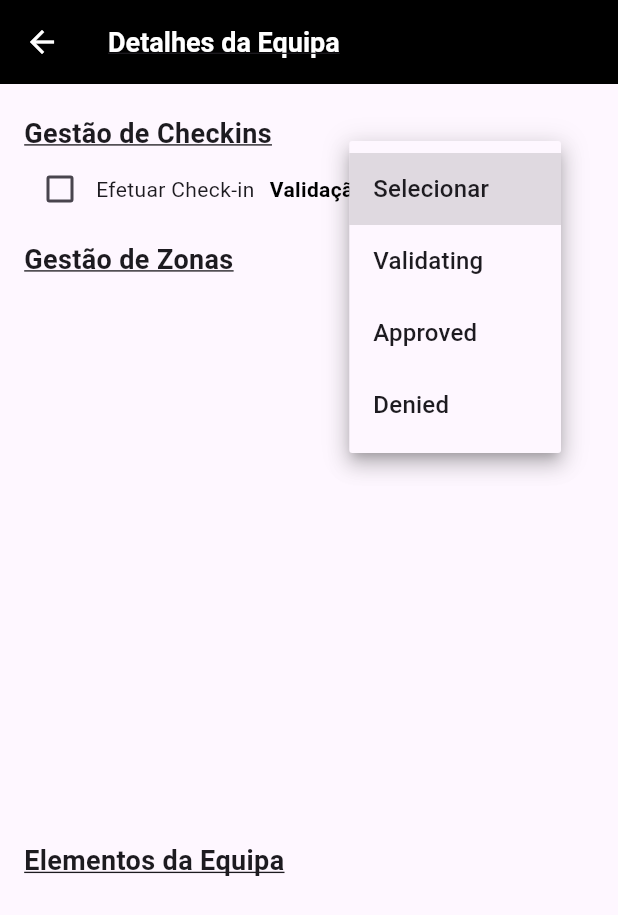
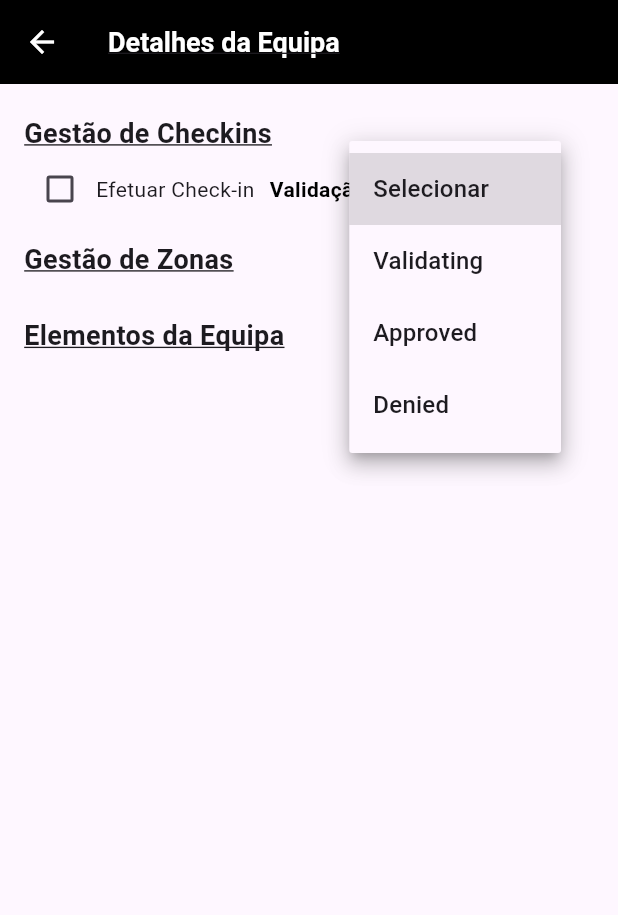
Before and after one commit to CasualBear/casualbear_backoffice, a Flutter app: the TeamDetails screen opened directly with empty values, after a tap on the "arrow drop down" icon, on a phone screen of 412 x 824 dp. Shown: the top 915 px of the screen. Run offline on Flutter 3.47's test engine with Material 2 defaults, Android fonts, the phone set to English and light mode, and no system bars; our stand-ins replace bloc, dio, flutter_bloc, flutter_colorpicker, jwt_decoder; missing offline and left inert: dart:html, location_picker_flutter_map; network calls fail; statements that could not run were skipped.

Commit message:
fixed warnings

```diff
--- a/lib/network/services/api_error.dart
+++ b/lib/network/services/api_error.dart
@@ -13,5 +13,5 @@ class ApiError implements Exception {
 
   Map<String, dynamic> toJson() => _$ApiErrorToJson(this);
 
-  static String get defaultErrorMessage => 'Something went wrong.'; // TODO: Revise copy?
+  static String get defaultErrorMessage => 'Something went wrong.';
 }
--- a/lib/repositories/event_repository.dart
+++ b/lib/repositories/event_repository.dart
@@ -1,7 +1,6 @@
 import 'dart:convert';
 
 import 'package:casualbear_backoffice/network/models/event.dart';
-import 'package:casualbear_backoffice/network/models/score.dart';
 import 'package:casualbear_backoffice/network/models/team.dart';
 import 'package:casualbear_backoffice/network/services/api_service.dart';
 import '../network/services/api_error.dart';
@@ -18,7 +17,7 @@ class EventRepository {
     try {
       var url = Uri.parse("https://casuabearapi.herokuapp.com/api/event/upload-event");
       var request = http.MultipartRequest("POST", url);
-      request.files.add(await http.MultipartFile.fromBytes('iconFile', selectedFile,
+      request.files.add(http.MultipartFile.fromBytes('iconFile', selectedFile,
           contentType: MediaType('application', 'json'), filename: "icon"));
 
       request.fields['name'] = name; // Add name field
@@ -83,7 +82,6 @@ class EventRepository {
       var teams = teamDataList.map((teamData) => Team.fromJson(teamData)).toList();
       return teams;
     } catch (e) {
-      print(e);
       rethrow;
     }
   }
--- a/lib/screens/authentication/cubit/authentication_cubit.dart
+++ b/lib/screens/authentication/cubit/authentication_cubit.dart
@@ -15,7 +15,6 @@ class AuthenticationCubit extends Cubit<AuthenticationState> {
       saveToken(response);
       emit(AuthenticationLoaded());
     } catch (e) {
-      print(e);
       emit(AuthenticationError());
     }
   }
--- a/lib/screens/authentication/login_screen.dart
+++ b/lib/screens/authentication/login_screen.dart
@@ -79,7 +79,7 @@ class _LoginFormState extends State<LoginForm> {
                   Navigator.pushReplacement<void, void>(
                     context,
                     MaterialPageRoute<void>(
-                      builder: (BuildContext context) => MainScreen(),
+                      builder: (BuildContext context) => const MainScreen(),
                     ),
                   );
                 } else if (state is AuthenticationError) {
--- a/lib/screens/events/map_screen.dart
+++ b/lib/screens/events/map_screen.dart
@@ -13,7 +13,7 @@ class MapScreen extends StatelessWidget {
           title: const Text('Select Location'),
         ),
         body: FlutterLocationPicker(
-            initPosition: LatLong(23, 89),
+            initPosition: const LatLong(23, 89),
             selectLocationButtonStyle: ButtonStyle(
               backgroundColor: MaterialStateProperty.all(Colors.blue),
             ),
@@ -24,7 +24,6 @@ class MapScreen extends StatelessWidget {
             minZoomLevel: 5,
             maxZoomLevel: 16,
             trackMyPosition: true,
-            onError: (e) => print(e),
             onPicked: (pickedData) {
               onAddressPicked(pickedData.latLong.latitude, pickedData.latLong.longitude, pickedData.address);
             }));
--- a/lib/screens/events/team_details.dart
+++ b/lib/screens/events/team_details.dart
@@ -112,20 +112,19 @@ class _TeamDetailsState extends State<TeamDetails> {
                   ),
                 ),
                 const SizedBox(height: 5),
-                SizedBox(
-                  height: 350,
-                  child: ListView.builder(
-                      shrinkWrap: true, // Add this line
-                      physics: const NeverScrollableScrollPhysics(), // Add this line
-                      itemCount: zones.length,
-                      itemBuilder: (context, index) {
-                        return Card(
+                Column(
+                  children: [
+                    for (int index = 0; index < zones.length; index++)
+                      Card(
                         child: SwitchListTile(
                           tileColor: Colors.white,
                           title: Column(
                             mainAxisAlignment: MainAxisAlignment.start,
                             crossAxisAlignment: CrossAxisAlignment.start,
-                              children: [Text(zones[index].name), const Divider()],
+                            children: [
+                              Text(zones[index].name),
+                              const Divider(),
+                            ],
                           ),
                           value: zones[index].active,
                           onChanged: (bool value) {
@@ -136,8 +135,8 @@ class _TeamDetailsState extends State<TeamDetails> {
                             BlocProvider.of<TeamCubit>(context).updateZonesByTeam(zones, widget.team.id.toString());
                           },
                         ),
-                        );
-                      }),
+                      ),
+                  ],
                 ),
                 const SizedBox(height: 20),
                 const Text(
@@ -150,20 +149,11 @@ class _TeamDetailsState extends State<TeamDetails> {
                 ),
                 const SizedBox(height: 20),
                 Padding(
-                  padding: const EdgeInsets.only(left: 10, right: 10, bottom: 300),
-                  child: SizedBox(
-                      height: widget.team.members?.length == 2
-                          ? 500
-                          : widget.team.members?.length == 3
-                              ? 700
-                              : widget.team.members?.length == 4
-                                  ? 900
-                                  : 900,
-                      child: ListView.builder(
-                        itemCount: widget.team.members?.length,
-                        itemBuilder: (BuildContext context, int index) {
-                          final teamMember = widget.team.members?[index];
-                          return Card(
+                  padding: const EdgeInsets.only(left: 10, right: 10, bottom: 30),
+                  child: Column(
+                    children: [
+                      for (int index = 0; index < (widget.team.members?.length ?? 0); index++)
+                        Card(
                           color: Colors.white,
                           shape: RoundedRectangleBorder(
                             borderRadius: BorderRadius.circular(10),
@@ -174,7 +164,7 @@ class _TeamDetailsState extends State<TeamDetails> {
                               crossAxisAlignment: CrossAxisAlignment.start,
                               children: [
                                 Visibility(
-                                    visible: teamMember?.isCaptain ?? false,
+                                  visible: widget.team.members?[index].isCaptain ?? false,
                                   child: const Text(
                                     'Capitão',
                                     style: TextStyle(
@@ -185,26 +175,26 @@ class _TeamDetailsState extends State<TeamDetails> {
                                   ),
                                 ),
                                 const SizedBox(height: 5),
-                                  _builtText('Name', teamMember?.name),
+                                _builtText('Name', widget.team.members?[index].name),
                                 const SizedBox(height: 8),
-                                  _builtText('Email', teamMember?.email),
+                                _builtText('Email', widget.team.members?[index].email),
                                 const SizedBox(height: 8),
-                                  _builtText('Tamanho T-Shirt', teamMember?.tShirtSize),
+                                _builtText('Tamanho T-Shirt', widget.team.members?[index].tShirtSize),
                                 const SizedBox(height: 8),
-                                  _builtText('Data de Nascimento', teamMember?.dateOfBirth.toString()),
+                                _builtText('Data de Nascimento', widget.team.members?[index].dateOfBirth.toString()),
                                 const SizedBox(height: 8),
-                                  _builtText('CC', teamMember?.cc),
+                                _builtText('CC', widget.team.members?[index].cc),
                                 const SizedBox(height: 8),
-                                  _builtText('Telefone', teamMember?.phone),
+                                _builtText('Telefone', widget.team.members?[index].phone),
                                 const SizedBox(height: 8),
-                                  _builtText('Morada', teamMember?.address),
+                                _builtText('Morada', widget.team.members?[index].address),
                                 const SizedBox(height: 10),
                               ],
                             ),
                           ),
-                          );
-                        },
-                      )),
+                        ),
+                    ],
+                  ),
                 ),
               ],
             ),
--- a/lib/screens/events/widgets/event_info.dart
+++ b/lib/screens/events/widgets/event_info.dart
@@ -5,6 +5,7 @@ class EventInfoItem extends StatelessWidget {
   final Event event;
 
   const EventInfoItem({
+    super.key,
     required this.event,
   });
 
```
Also changed, not shown: lib/screens/events/event_details.dart (+30 -32 lines), lib/screens/events/widgets/add_question_widget.dart (+3 -4 lines), lib/screens/events/widgets/question_item.dart (+46 -28 lines). Lines whose indentation alone changed are shown as unchanged.
